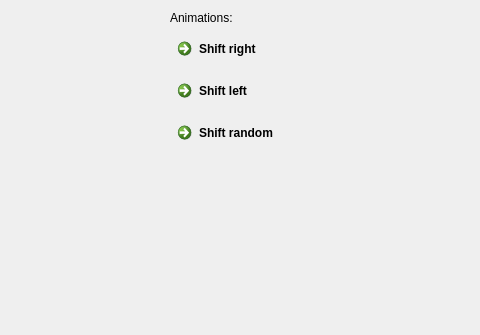
This is demos/list-widgets/MainWindow.ui in lexxmark/qt-items as Qt 5 draws it before an edit; both pictures show x 147 to 627 and y 0 to 335 of the 627 by 664 pixel window. The edited form follows.
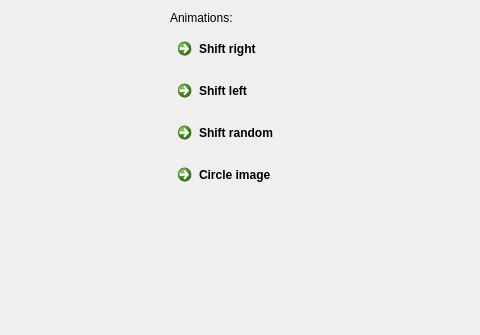
This is the edited form. Custom widgets are drawn as their Qt base class.

Commit message: implement circle animation

Patch:
```diff
--- a/demos/list-widgets/MainWindow.ui
+++ b/demos/list-widgets/MainWindow.ui
@@ -75,6 +75,13 @@
         </property>
        </widget>
       </item>
+      <item>
+       <widget class="QCommandLinkButton" name="circleImageBttn">
+        <property name="text">
+         <string>Circle image</string>
+        </property>
+       </widget>
+      </item>
       <item>
        <spacer name="verticalSpacer">
         <property name="orientation">
```
The commit also changes 7 other files.
